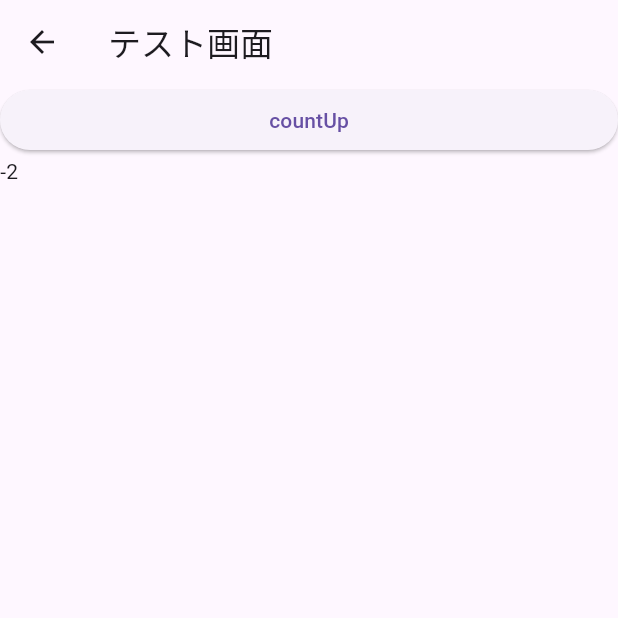
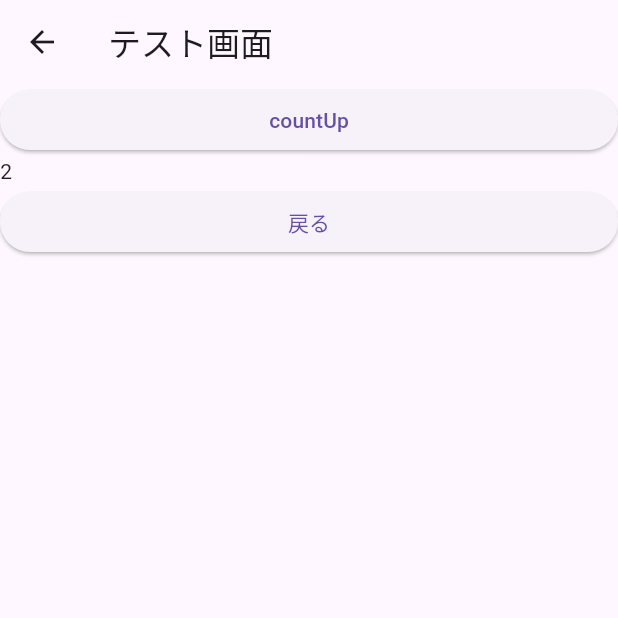
Before and after one commit to mn329/todo_app, a Flutter app: the TestScreen screen opened directly, after a tap on "countUp", on a phone screen of 412 x 824 dp, the top half of it. Run offline on Flutter 3.47's test engine with Material 3 defaults, Android fonts, the phone set to English and light mode, and no system bars; our stand-ins replace firebase_core, flutter_riverpod, gap; accounts and stored records are empty.

Commit message:
作業中の変更を保存

```diff
--- a/lib/test_screen.dart
+++ b/lib/test_screen.dart
@@ -21,11 +21,17 @@ class TestScreen extends ConsumerWidget {
         children: [
           ElevatedButton(
             onPressed: () {
-              ref.read(countProvider.notifier).state = count - 2;
+              ref.read(countProvider.notifier).state = count + 2;
             },
             child: Text('countUp'),
           ),
           Text(count.toString()),
+          ElevatedButton(
+            onPressed: () {
+              Navigator.pop(context);
+            },
+            child: Text('戻る'),
+          ),
         ],
       ),
     );
```
Also changed, not shown: lib/test_screen2.dart (+5 -4 lines), 2 other files.
